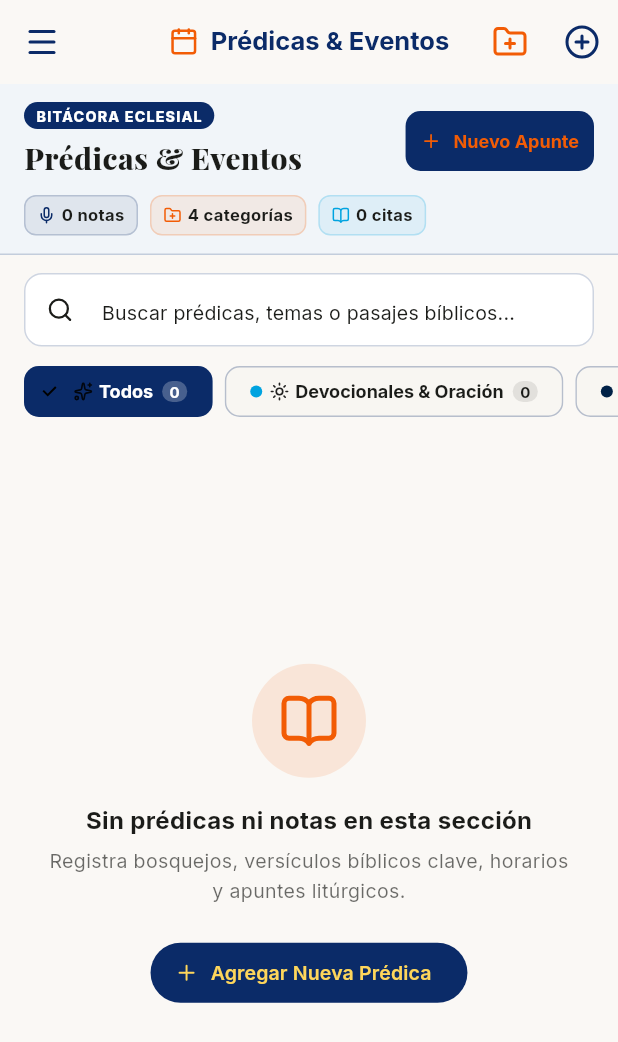
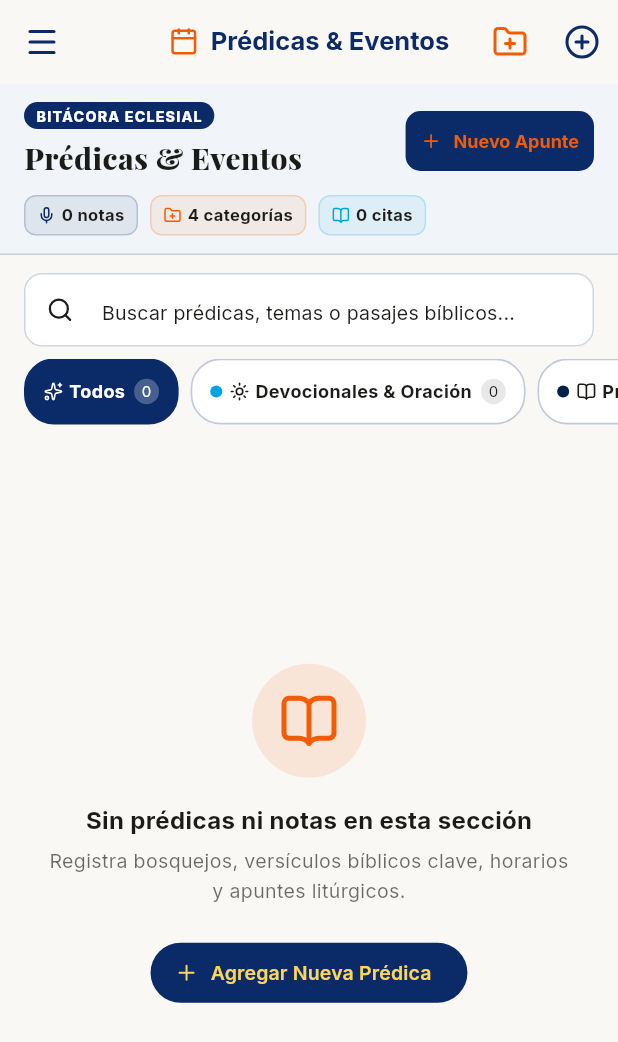
Before and after one commit to csarini/Bible-AI, a Flutter app: the SanctuaryEventsView screen opened directly with empty values, on a phone screen of 412 x 824 dp. Shown: the top 1042 px of the screen. Run offline on Flutter 3.47's test engine with Material 3 defaults, Android fonts, the phone set to English and light mode, and no system bars; our stand-ins replace drift, flutter_riverpod, google_fonts, lucide_icons_flutter, package_info_plus, share_plus; missing offline and left inert: home_widget, in_app_update; accounts and stored records are empty; generated files the repository leaves out were written again.

Commit message:
feat(navigation): add AI Mentor tab and refine UI filters
Implement the AI Mentor feature in the bottom navigation and replace standard ChoiceChips with custom animated filters for improved interaction consistency across views.

```diff
--- a/flutter/lib/features/events/presentation/views/sanctuary_events_view.dart
+++ b/flutter/lib/features/events/presentation/views/sanctuary_events_view.dart
@@ -484,13 +484,50 @@ class _SanctuaryEventsViewState extends State<SanctuaryEventsView> {
                         padding: const EdgeInsets.symmetric(horizontal: 16),
                         children: [
                           // "Todos" Chip
-                          ChoiceChip(
-                            label: Row(
+                          Material(
+                            color: Colors.transparent,
+                            child: InkWell(
+                              onTap: () =>
+                                  setState(() => _selectedCategoryFilter = 'ALL'),
+                              borderRadius: BorderRadius.circular(20),
+                              child: AnimatedContainer(
+                                duration: const Duration(milliseconds: 200),
+                                padding: const EdgeInsets.symmetric(
+                                    horizontal: 12, vertical: 6),
+                                decoration: BoxDecoration(
+                                  color: _selectedCategoryFilter == 'ALL'
+                                      ? SanctuaryColors.waveNavy
+                                      : theme.colorScheme.surface,
+                                  borderRadius: BorderRadius.circular(20),
+                                  border: Border.all(
+                                    color: _selectedCategoryFilter == 'ALL'
+                                        ? SanctuaryColors.waveNavy
+                                        : theme.colorScheme.outline
+                                            .withValues(alpha: 0.25),
+                                    width: 1.1,
+                                  ),
+                                ),
+                                child: Row(
                                   mainAxisSize: MainAxisSize.min,
                                   children: [
-                                const Icon(LucideIcons.sparkles, size: 13),
+                                    Icon(
+                                      LucideIcons.sparkles,
+                                      size: 13,
+                                      color: _selectedCategoryFilter == 'ALL'
+                                          ? Colors.white
+                                          : theme.colorScheme.onSurface,
+                                    ),
                                     const SizedBox(width: 4),
-                                const Text('Todos'),
+                                    Text(
+                                      'Todos',
+                                      style: TextStyle(
+                                        color: _selectedCategoryFilter == 'ALL'
+                                            ? Colors.white
+                                            : theme.colorScheme.onSurface,
+                                        fontWeight: FontWeight.w700,
+                                        fontSize: 12,
+                                      ),
+                                    ),
                                     const SizedBox(width: 6),
                                     Container(
                                       padding: const EdgeInsets.symmetric(
@@ -504,22 +541,18 @@ class _SanctuaryEventsViewState extends State<SanctuaryEventsView> {
                                       ),
                                       child: Text(
                                         '${allEvents.length}',
-                                    style: const TextStyle(fontSize: 10),
-                                  ),
-                                ),
-                              ],
-                            ),
-                            selected: _selectedCategoryFilter == 'ALL',
-                            selectedColor: SanctuaryColors.waveNavy,
-                            labelStyle: TextStyle(
+                                        style: TextStyle(
+                                          fontSize: 10,
                                           color: _selectedCategoryFilter == 'ALL'
                                               ? Colors.white
                                               : theme.colorScheme.onSurface,
-                              fontWeight: FontWeight.w700,
-                              fontSize: 12,
-                            ),
-                            onSelected: (_) =>
-                                setState(() => _selectedCategoryFilter = 'ALL'),
+                                        ),
+                                      ),
+                                    ),
+                                  ],
+                                ),
+                              ),
+                            ),
                           ),
                           const SizedBox(width: 8),
 
@@ -535,8 +568,30 @@ class _SanctuaryEventsViewState extends State<SanctuaryEventsView> {
 
                             return Padding(
                               padding: const EdgeInsets.only(right: 8),
-                              child: ChoiceChip(
-                                label: Row(
+                              child: Material(
+                                color: Colors.transparent,
+                                child: InkWell(
+                                  onTap: () => setState(
+                                      () => _selectedCategoryFilter = cat.id),
+                                  borderRadius: BorderRadius.circular(20),
+                                  child: AnimatedContainer(
+                                    duration: const Duration(milliseconds: 200),
+                                    padding: const EdgeInsets.symmetric(
+                                        horizontal: 12, vertical: 6),
+                                    decoration: BoxDecoration(
+                                      color: isSelected
+                                          ? SanctuaryColors.waveNavy
+                                          : theme.colorScheme.surface,
+                                      borderRadius: BorderRadius.circular(20),
+                                      border: Border.all(
+                                        color: isSelected
+                                            ? SanctuaryColors.waveNavy
+                                            : theme.colorScheme.outline
+                                                .withValues(alpha: 0.25),
+                                        width: 1.1,
+                                      ),
+                                    ),
+                                    child: Row(
                                       mainAxisSize: MainAxisSize.min,
                                       children: [
                                         Container(
@@ -548,9 +603,24 @@ class _SanctuaryEventsViewState extends State<SanctuaryEventsView> {
                                           ),
                                         ),
                                         const SizedBox(width: 5),
-                                    Icon(catIcon, size: 13),
+                                        Icon(
+                                          catIcon,
+                                          size: 13,
+                                          color: isSelected
+                                              ? Colors.white
+                                              : theme.colorScheme.onSurface,
+                                        ),
                                         const SizedBox(width: 4),
-                                    Text(cat.name),
+                                        Text(
+                                          cat.name,
+                                          style: TextStyle(
+                                            color: isSelected
+                                                ? Colors.white
+                                                : theme.colorScheme.onSurface,
+                                            fontWeight: FontWeight.w700,
+                                            fontSize: 12,
+                                          ),
+                                        ),
                                         const SizedBox(width: 6),
                                         Container(
                                           padding: const EdgeInsets.symmetric(
@@ -561,26 +631,23 @@ class _SanctuaryEventsViewState extends State<SanctuaryEventsView> {
                                                     .withValues(alpha: 0.25)
                                                 : theme.colorScheme.onSurface
                                                     .withValues(alpha: 0.1),
-                                        borderRadius: BorderRadius.circular(10),
+                                            borderRadius:
+                                                BorderRadius.circular(10),
                                           ),
                                           child: Text(
                                             '$count',
-                                        style: const TextStyle(fontSize: 10),
-                                      ),
-                                    ),
-                                  ],
-                                ),
-                                selected: isSelected,
-                                selectedColor: SanctuaryColors.waveNavy,
-                                labelStyle: TextStyle(
+                                            style: TextStyle(
+                                              fontSize: 10,
                                               color: isSelected
                                                   ? Colors.white
                                                   : theme.colorScheme.onSurface,
-                                  fontWeight: FontWeight.w700,
-                                  fontSize: 12,
-                                ),
-                                onSelected: (_) => setState(
-                                    () => _selectedCategoryFilter = cat.id),
+                                            ),
+                                          ),
+                                        ),
+                                      ],
+                                    ),
+                                  ),
+                                ),
                               ),
                             );
                           }),
```
Also changed, not shown: flutter/lib/features/home/presentation/views/sanctuary_home_view.dart (+51 -41 lines), 1 other file. Lines whose indentation alone changed are shown as unchanged.
